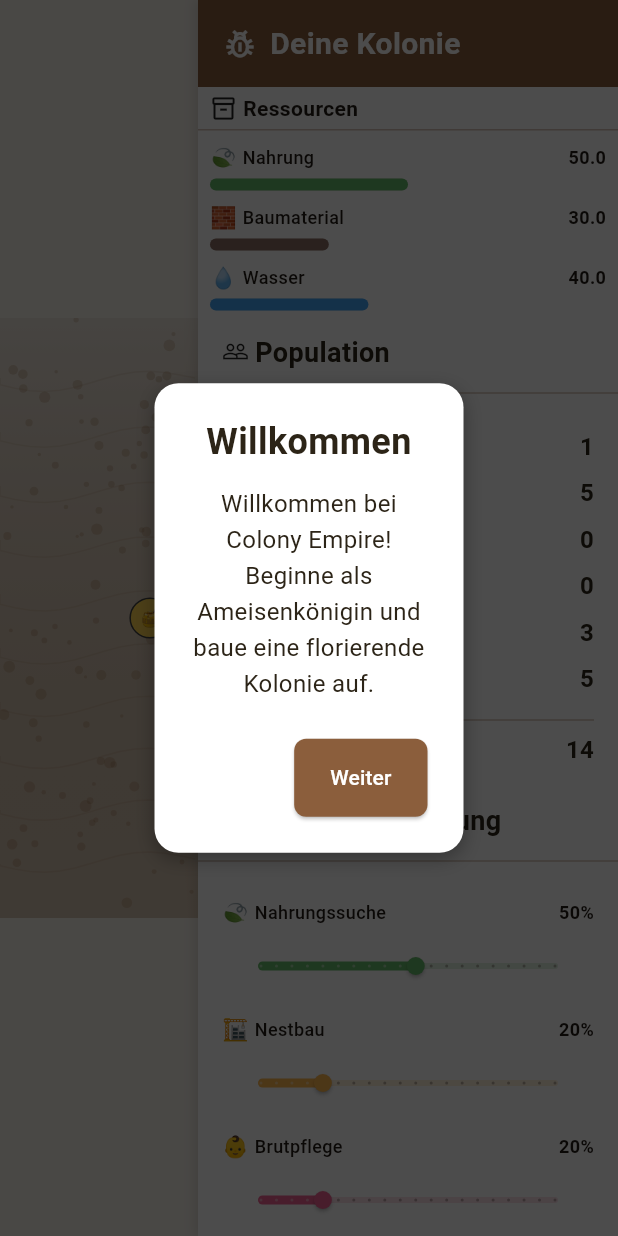
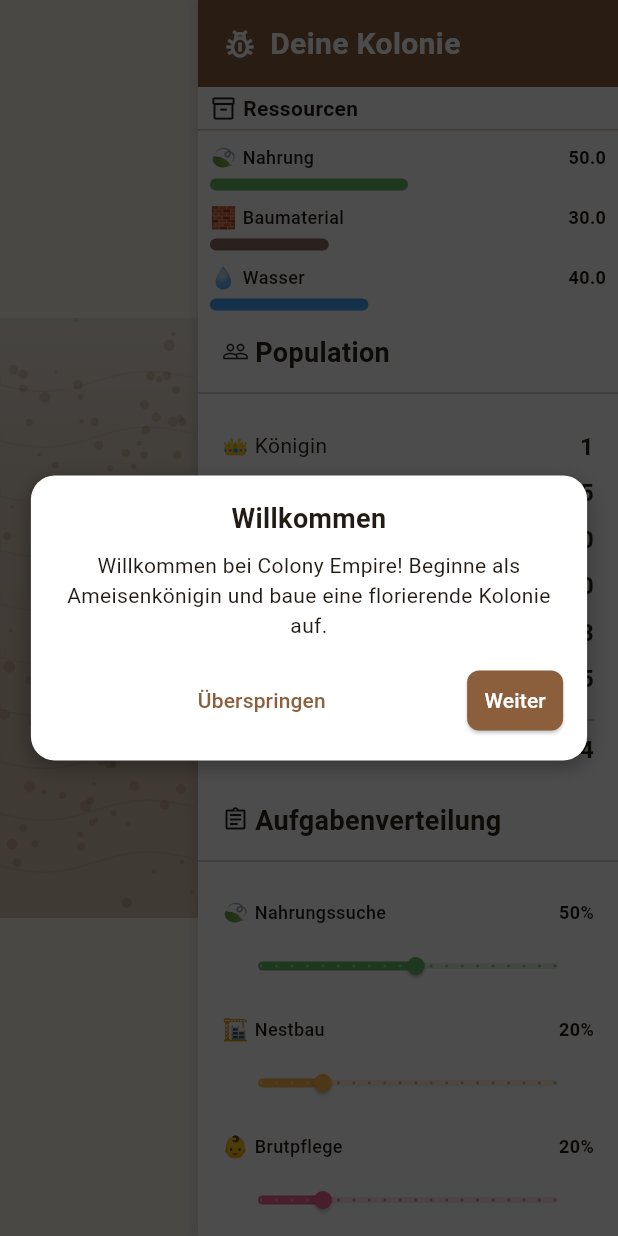
Before and after one commit to klu112/colony_empire, a Flutter app: the TutorialScreen screen opened directly, on a phone screen of 412 x 824 dp. Run offline on Flutter 3.47's test engine with Material 3 defaults, Android fonts, the light colour scheme and no system bars; our stand-ins replace shared_preferences; accounts and stored records are empty.

```diff
--- a/lib/screens/tutorial_screen.dart
+++ b/lib/screens/tutorial_screen.dart
@@ -44,8 +44,20 @@
     }
   }
 
+  void _skipTutorial() {
+    final gameProvider = Provider.of<GameProvider>(context, listen: false);
+    gameProvider.setGameState(GameState.playing);
+
+    Navigator.of(context).pushReplacement(
+      MaterialPageRoute(builder: (context) => const GameScreen()),
+    );
+  }
+
   @override
   Widget build(BuildContext context) {
+    final size = MediaQuery.of(context).size;
+    final isSmallScreen = size.width < 600;
+
     return Scaffold(
       body: Stack(
         children: [
@@ -68,8 +80,12 @@
           // Tutorial-Dialog
           Center(
             child: Container(
-              width: MediaQuery.of(context).size.width * 0.5,
-              padding: const EdgeInsets.all(AppDimensions.l),
+              width:
+                  isSmallScreen
+                      ? size.width * 0.9
+                      : MediaQuery.of(context).size.width * 0.5,
+              constraints: BoxConstraints(maxWidth: 450),
+              padding: EdgeInsets.all(isSmallScreen ? 16 : AppDimensions.l),
               decoration: BoxDecoration(
                 color: Colors.white,
                 borderRadius: BorderRadius.circular(AppDimensions.radiusLarge),
@@ -86,16 +102,25 @@
                 children: [
                   Text(
                     TutorialData.steps[_currentStep]['title']!,
-                    style: AppTextStyles.heading2,
+                    style:
+                        isSmallScreen
+                            ? TextStyle(
+                              fontSize: 18,
+                              fontWeight: FontWeight.bold,
+                            )
+                            : AppTextStyles.heading2,
                     textAlign: TextAlign.center,
                   ),
-                  const SizedBox(height: AppDimensions.m),
+                  SizedBox(height: isSmallScreen ? 8 : AppDimensions.m),
                   Text(
                     TutorialData.steps[_currentStep]['content']!,
-                    style: AppTextStyles.bodyLarge,
+                    style:
+                        isSmallScreen
+                            ? TextStyle(fontSize: 14)
+                            : AppTextStyles.bodyLarge,
                     textAlign: TextAlign.center,
                   ),
-                  const SizedBox(height: AppDimensions.l),
+                  SizedBox(height: isSmallScreen ? 16 : AppDimensions.l),
                   Row(
                     mainAxisAlignment: MainAxisAlignment.spaceBetween,
                     children: [
@@ -105,21 +130,28 @@
                           child: const Text('Zurück'),
                         )
                       else
-                        const SizedBox(),
+                        const SizedBox(width: 1), // Platzhalter
+                      // Überspringen-Button
+                      TextButton(
+                        onPressed: _skipTutorial,
+                        child: const Text('Überspringen'),
+                      ),
+
                       ElevatedButton(
                         onPressed: _nextStep,
                         style: ElevatedButton.styleFrom(
                           backgroundColor: AppColors.primary,
                           foregroundColor: Colors.white,
-                          padding: const EdgeInsets.symmetric(
-                            horizontal: AppDimensions.l,
-                            vertical: AppDimensions.m,
+                          padding: EdgeInsets.symmetric(
+                            horizontal: isSmallScreen ? 8 : 16,
+                            vertical: isSmallScreen ? 4 : 8,
                           ),
                         ),
                         child: Text(
                           _currentStep < TutorialData.steps.length - 1
                               ? 'Weiter'
                               : 'Spiel starten',
+                          style: TextStyle(fontSize: isSmallScreen ? 14 : 16),
                         ),
                       ),
                     ],
--- a/lib/services/game_loop/game_loop_service.dart
+++ b/lib/services/game_loop/game_loop_service.dart
@@ -20,7 +20,6 @@
 
   GameLoopService(this.context);
 
-  /// Startet den Game Loop
   void startGameLoop() {
     final gameProvider = Provider.of<GameProvider>(context, listen: false);
 
@@ -29,6 +28,9 @@
 
     // Wenn Geschwindigkeit auf 0 (Pause), nicht starten
     if (gameProvider.speed == 0) return;
+
+    // Debug-Ausgabe hinzufügen
+    print('Starting game loop with speed: ${gameProvider.speed}');
 
     // Timer-Intervall basierend auf Geschwindigkeit
     final tickMs = gameProvider.speed == 1 ? _normalTickMs : _fastTickMs;
@@ -92,6 +94,7 @@
 
   /// Geschwindigkeit ändern und Loop neu starten
   void setSpeed(int speed) {
+    print('Setting game speed to: $speed');
     final gameProvider = Provider.of<GameProvider>(context, listen: false);
     gameProvider.setSpeed(speed);
 
--- a/lib/widgets/game/game_controls_widget.dart
+++ b/lib/widgets/game/game_controls_widget.dart
@@ -63,7 +63,10 @@
     return Material(
       color: Colors.transparent,
       child: InkWell(
-        onTap: () => servicesProvider.setGameSpeed(speed),
+        onTap: () {
+          print('Speed button tapped: $speed');
+          servicesProvider.setGameSpeed(speed);
+        },
         borderRadius: BorderRadius.circular(AppDimensions.radiusSmall),
         child: Container(
           padding: const EdgeInsets.all(AppDimensions.s),
```
Also changed, not shown: lib/screens/game/game_screen.dart (+11 -25 lines), lib/widgets/game/pause_menu_widget.dart (+30 -23 lines).
